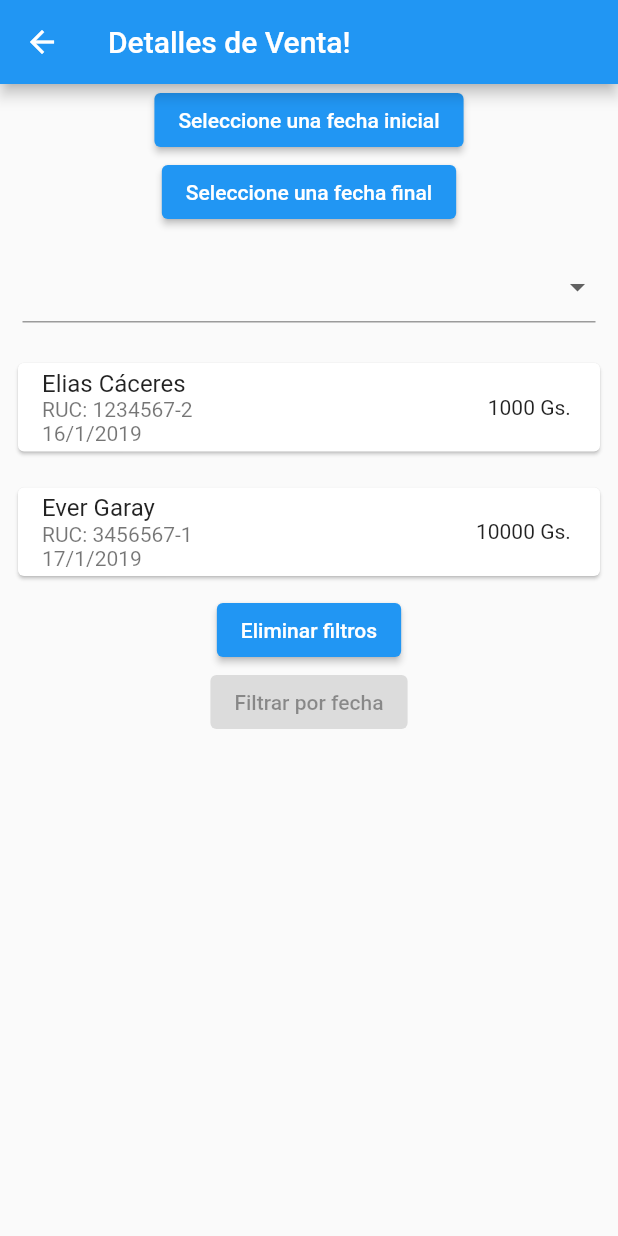
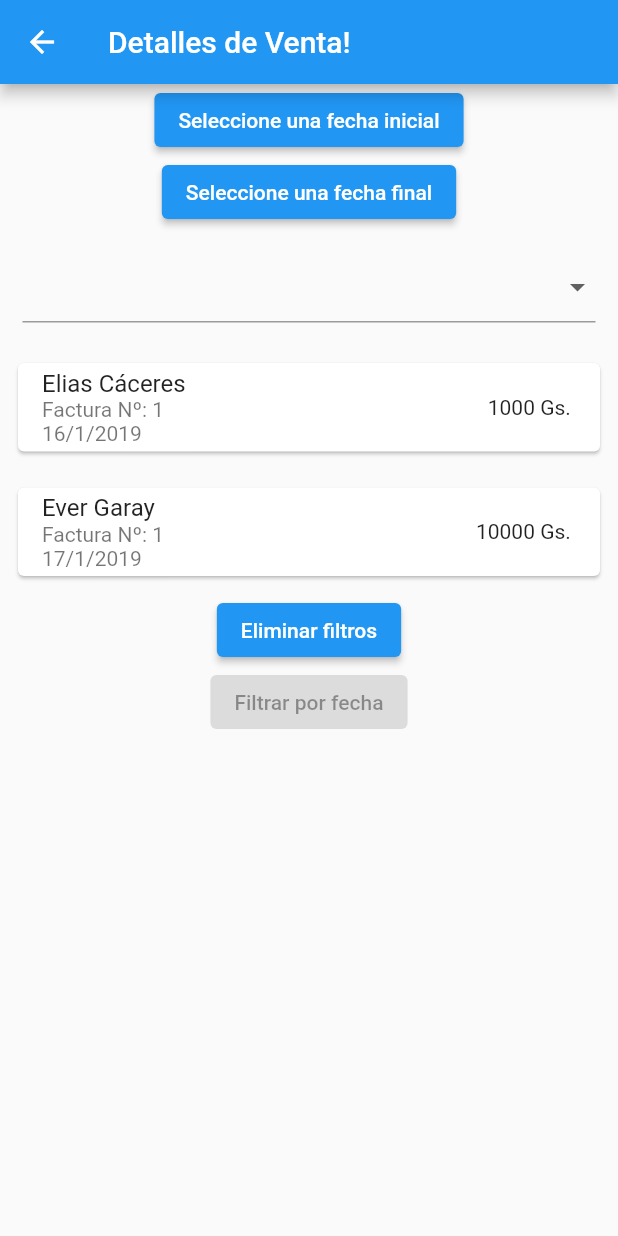
Before and after one commit to everfgmolinas/segundo_final_frontend, a Flutter app: the VentasResumidas screen opened by its route, on a phone screen of 412 x 824 dp. Run offline on Flutter 3.47's test engine with Material 2 defaults, Android fonts, the phone set to English and light mode, and no system bars; our stand-ins replace flutter_riverpod.

Commit message:
debe ser factura no ruc

```diff
--- a/lib/pages/ventas_resumidas.dart
+++ b/lib/pages/ventas_resumidas.dart
@@ -182,7 +182,7 @@ class GridItem extends StatelessWidget {
                 subtitle: Column(
                     crossAxisAlignment: CrossAxisAlignment.start,
                     children: [
-                      Text("RUC: ${venta.cliente.ruc!}"),
+                      Text("Factura Nº: ${venta.facturaNum}"),
                       const SizedBox(
                         width: 20,
                       ),
```
